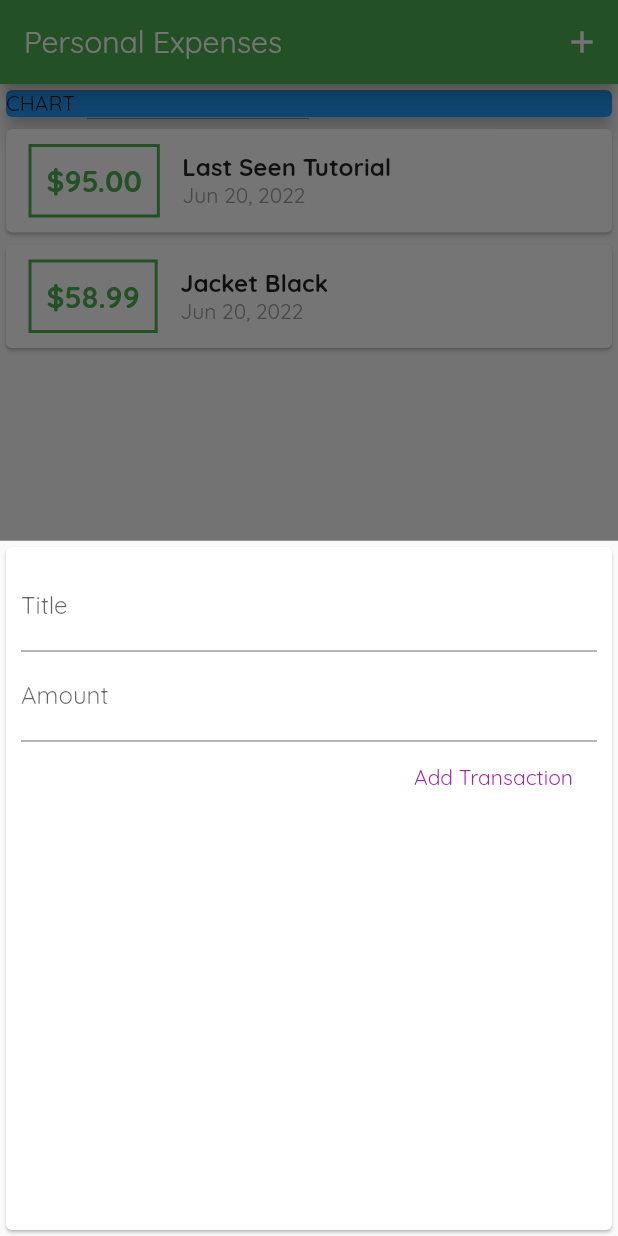
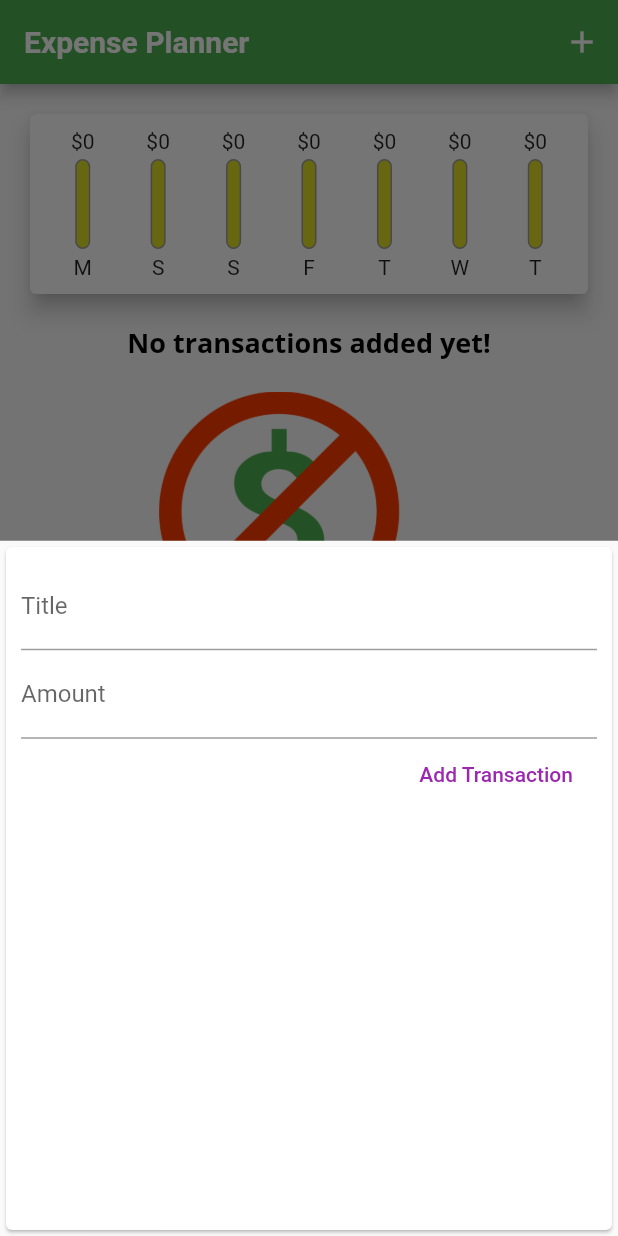
Before and after one commit to kaisirahmed/Expense-Planner, a Flutter app: the screen it shows after launch, after a tap on the "add" icon, on a phone screen of 412 x 824 dp. Run offline on Flutter 3.47's test engine with Material 2 defaults, Android fonts, the phone set to English and light mode, and no system bars.

Commit message:
chart updated

```diff
--- a/lib/main.dart
+++ b/lib/main.dart
@@ -1,7 +1,8 @@
-import 'package:flutter/gestures.dart';
+//import 'package:flutter/gestures.dart';
 import 'package:flutter/material.dart';
 import './widgets/transaction_list.dart';
 import './widgets/new_transaction.dart';
+import './widgets/chart.dart';
 import './models/transaction.dart';
 
 void main() {
@@ -17,16 +18,32 @@ class MyApp extends StatelessWidget {
     return MaterialApp(
       title: 'Personal Expenses',
       theme: ThemeData(
-        primarySwatch: Colors.green,
-        accentColor: Colors.amber,
         fontFamily: 'Quicksand',
+        textTheme: ThemeData.light().textTheme.copyWith(
+          bodyText1: const TextStyle(
+            color: Colors.black,
+            fontFamily: 'OpenSans',
+            fontWeight: FontWeight.bold,
+            fontSize: 18,
+          ),),
+        appBarTheme: AppBarTheme(
+          toolbarTextStyle: ThemeData.light().textTheme.copyWith(
+            bodyText1: const TextStyle(
+              fontFamily: 'OpenSans',
+              fontSize: 20,
+              fontWeight: FontWeight.bold,
+            ),
+          ).headline6,
+        ), colorScheme: ColorScheme.fromSwatch(primarySwatch: Colors.green).copyWith(secondary: Colors.amber),
       ),
-      home: MyHomePage(),
+      home: const MyHomePage(),
     );
   }
 }
 
 class MyHomePage extends StatefulWidget {
+  const MyHomePage({Key? key}) : super(key: key);
+
 
   //late String titleInput;
   //late String amountInput;
@@ -40,11 +57,21 @@ class _MyHomePageState extends State<MyHomePage> {
   final amountController = TextEditingController();
 
   final List<Transaction> _userTransactions = [
-    Transaction(
-        id: 't1', title: 'Last Seen Tutorial', amount: 95.00, date: DateTime.now()),
-    Transaction(
-        id: 't2', title: 'Jacket Black', amount: 58.99, date: DateTime.now())
+    // Transaction(
+    //     id: 't1', title: 'Last Seen Tutorial', amount: 107.00, date: DateTime.now()),
+    // Transaction(
+    //     id: 't2', title: 'Jacket Black', amount: 58.99, date: DateTime.now())
   ];
+
+  List<Transaction> get _recentTransactions {
+    return _userTransactions.where((tx) {
+      return tx.date.isAfter(
+        DateTime.now().subtract(
+          Duration(days: 7),
+        ),
+      );
+    }).toList();
+  }
 
   void _addNewTransaction(String txTitle, double txAmount) {
     final newTx =
@@ -76,9 +103,16 @@ class _MyHomePageState extends State<MyHomePage> {
     return Scaffold(
       appBar: AppBar(
         //backgroundColor: Colors.red,
-        title: Text('Personal Expenses',),
+       title: const Text(
+            'Expense Planner',
+            style: TextStyle(
+              fontWeight: FontWeight.bold,
+              fontSize: 20,
+              color: Colors.white,
+            ),
+        ),
         actions: <Widget>[
-          IconButton(icon: Icon(Icons.add),
+          IconButton(icon: const Icon(Icons.add),
           onPressed: () => _startAddNewTransaction(context),
           )
         ],
@@ -88,22 +122,15 @@ class _MyHomePageState extends State<MyHomePage> {
           //mainAxisAlignment: MainAxisAlignment.spaceAround,
           crossAxisAlignment: CrossAxisAlignment.stretch,
             children: <Widget>[
-              Container(
-                width: double.infinity,
-                child: const Card(
-                  color: Colors.blue,
-                  child: Text('CHART'),
-                  elevation: 5,
-                ),
-              ),
+              Chart(_recentTransactions),
               TransactionList(_userTransactions),
             ],
           ),
         ),
         floatingActionButtonLocation: FloatingActionButtonLocation.centerFloat,
         floatingActionButton: FloatingActionButton(
-          child: Icon(Icons.add),
-          onPressed: () {},
+          child: const Icon(Icons.add),
+           onPressed: () => _startAddNewTransaction(context),
           ),
       );
   }
--- /dev/null
+++ b/lib/widgets/chart.dart
@@ -0,0 +1,66 @@
+import 'package:expense_plannner/models/transaction.dart';
+import 'package:flutter/material.dart';
+import './chart_bar.dart';
+import '../models/transaction.dart';
+import 'package:intl/intl.dart';
+
+class Chart extends StatelessWidget {
+  //const Chart({ Key? key }) : super(key: key);
+
+  final List<Transaction> recentTransactions;
+
+  Chart(this.recentTransactions);
+
+  List<Map<String,Object>> get groupedTransactionValues{
+    return List.generate(7, (index) {
+      final weekDay = DateTime.now().subtract(Duration(days: index),);
+      var totalSum = 0.0;
+
+      for(var i = 0; i < recentTransactions.length; i++) {
+        if(recentTransactions[i].date.day == weekDay.day &&
+        recentTransactions[i].date.month == weekDay.month &&
+        recentTransactions[i].date.year == weekDay.year) {
+          totalSum += recentTransactions[i].amount;
+        }
+      }
+
+      print(DateFormat.E().format(weekDay));
+      print(totalSum);
+
+      return {
+        'day': DateFormat.E().format(weekDay).substring(0, 1),
+        'amount': totalSum
+      };
+    });
+  }
+
+  double get totalSpending {
+    return groupedTransactionValues.fold(0.0, (sum, item) {
+      return sum + (item['amount'] as double);
+    });
+  }
+
+  @override
+  Widget build(BuildContext context) {
+    return Card(
+      elevation: 6,
+      margin: const EdgeInsets.all(20),
+      child: Padding(
+        padding: const EdgeInsets.all(10),
+        child: Row(
+          mainAxisAlignment: MainAxisAlignment.spaceAround,
+          children: groupedTransactionValues.map((data) {
+            return Flexible(
+              fit: FlexFit.tight,
+              child: ChartBar(
+                data['day'] as String,
+                data['amount'] as double,
+                totalSpending == 0.0 ? 0.0 : (data['amount'] as double) / totalSpending,
+              ),
+            );
+          }).toList(),
+        ),
+      ),
+    );
+  }
+}
--- /dev/null
+++ b/lib/widgets/chart_bar.dart
@@ -0,0 +1,48 @@
+import 'package:flutter/material.dart';
+
+class ChartBar extends StatelessWidget {
+  //const ChartBar({ Key? key }) : super(key: key);
+
+  final String label;
+  final double spendingAmount;
+  final double spendingPctOfTotal;
+
+  ChartBar(this.label, this.spendingAmount, this.spendingPctOfTotal);
+
+  @override
+  Widget build(BuildContext context) {
+    return Column(children: <Widget>[
+      FittedBox(
+        child: Text('\$${spendingAmount.toStringAsFixed(0)}'),
+      ),
+      const SizedBox(height: 4,),
+      SizedBox(
+        height: 60,
+        width: 10,
+        child: Stack(children: <Widget>[
+          Container(
+            decoration: BoxDecoration(
+              border: Border.all(color: Colors.grey, width: 1.0),
+              color: const Color.fromARGB(220, 220, 220, 1),
+              borderRadius: BorderRadius.circular(10),
+              ),
+            ),
+            FractionallySizedBox(
+              heightFactor: spendingPctOfTotal,
+              child: Container(
+                decoration: BoxDecoration(
+                  color: Theme.of(context).primaryColor,
+                  borderRadius: BorderRadius.circular(10),
+                  ),
+                ),
+            )
+          ],
+        ),
+      ),
+      SizedBox(height: 4,),
+      FittedBox(
+        child: Text(label),
+      ),
+    ],);
+  }
+}
--- a/lib/widgets/new_transaction.dart
+++ b/lib/widgets/new_transaction.dart
@@ -35,12 +35,12 @@ class _NewTransactionState extends State<NewTransaction> {
   Widget build(BuildContext context) {
     return Card(
       child: Container(
-        padding: EdgeInsets.all(10),
+        padding: const EdgeInsets.all(10),
         child: Column(
           crossAxisAlignment: CrossAxisAlignment.end,
           children: <Widget>[
             TextField(
-              decoration: InputDecoration(labelText: 'Title'),
+              decoration: const InputDecoration(labelText: 'Title'),
               controller: titleController,
               onSubmitted: (_) => submitData(),
               // onChanged: (val) {
@@ -48,7 +48,7 @@ class _NewTransactionState extends State<NewTransaction> {
               // },
             ),
             TextField(
-              decoration: InputDecoration(labelText: 'Amount'),
+              decoration: const InputDecoration(labelText: 'Amount'),
               controller: amountController,
               keyboardType: TextInputType.number,
               onSubmitted: (_) => submitData(),
@@ -57,7 +57,7 @@ class _NewTransactionState extends State<NewTransaction> {
               // },
             ),
             FlatButton(
-              child: Text('Add Transaction'),
+              child: const Text('Add Transaction'),
               textColor: Colors.purple,
               onPressed: submitData,
             )
--- a/lib/widgets/transaction_list.dart
+++ b/lib/widgets/transaction_list.dart
@@ -7,53 +7,58 @@ class TransactionList extends StatelessWidget {
 
   TransactionList(this.transactions);
 
-  get child => null;
-
   @override
   Widget build(BuildContext context) {
     return Container(
       height: 300,
-      child: ListView.builder(
-        itemBuilder: (ctx, index) => Card(
-              child: Row(
-                children: <Widget>[
+      child: transactions.isEmpty
+      ? Column(
+        children: <Widget> [
+        Text(
+          'No transactions added yet!',
+          style: Theme.of(context).textTheme.bodyText1,
+          ),
+          SizedBox(
+            height: 20,
+          ),
           Container(
+            height: 200,
+            child: Image.asset(
+              'assets/images/notransactions.png',
+              fit: BoxFit.cover,
+            ),
+          )
+      ],
+      ) : ListView.builder(
+        itemBuilder: (ctx, index) {
+          return Card(
+            elevation: 5,
             margin: EdgeInsets.symmetric(
-                        vertical: 10, horizontal: 15),
-                    decoration: BoxDecoration(
-                        border: Border.all(
-                      color: Theme.of(context).primaryColor,
-                      width: 2,
-                    )),
-                    padding: EdgeInsets.all(10),
+              vertical: 8,
+              horizontal: 5,
+            ),
+            child: ListTile(
+              leading: CircleAvatar(
+                radius: 30,
+                child: Padding(
+                  padding: EdgeInsets.all(6),
+                  child: FittedBox(
                     child: Text(
-                      '\$${transactions[index].amount.toStringAsFixed(2)}',
-                      style: TextStyle(
-                        fontWeight: FontWeight.bold,
-                        fontSize: 20,
-                        color: Theme.of(context).primaryColor,
+                      '\$${transactions[index].amount}',
                     ),
                   ),
                 ),
-                  Column(
-                    crossAxisAlignment: CrossAxisAlignment.start,
-                    children: <Widget>[
-                      Text(
+              ),
+              title: Text(
                 transactions[index].title,
-                        style: TextStyle(
-                            fontSize: 16, fontWeight: FontWeight.bold),
+                style: Theme.of(context).textTheme.bodyText1,
               ),
-                      Text(
-                        DateFormat.yMMMd().format(transactions[index].date),
-                        style: TextStyle(
-                          color: Colors.grey,
+              subtitle: Text(
+                DateFormat.yMMMd().format(transactions[index].date)
               ),
             ),
-                    ],
-                  ),
-                ],
-              )
-            ),
+          );
+        },
         itemCount: transactions.length,
       ),
     );
--- a/pubspec.yaml
+++ b/pubspec.yaml
@@ -58,8 +58,8 @@ flutter:
   uses-material-design: true
 
   # To add assets to your application, add an assets section, like this:
-  # assets:
-  #   - images/a_dot_burr.jpeg
+  assets:
+    - assets/images/notransactions.png
   #   - images/a_dot_ham.jpeg
 
   # An image asset can refer to one or more resolution-specific "variants", see
```
Also changed, not shown: assets/images/notransactions.png (added). Lines whose indentation alone changed are shown as unchanged.
